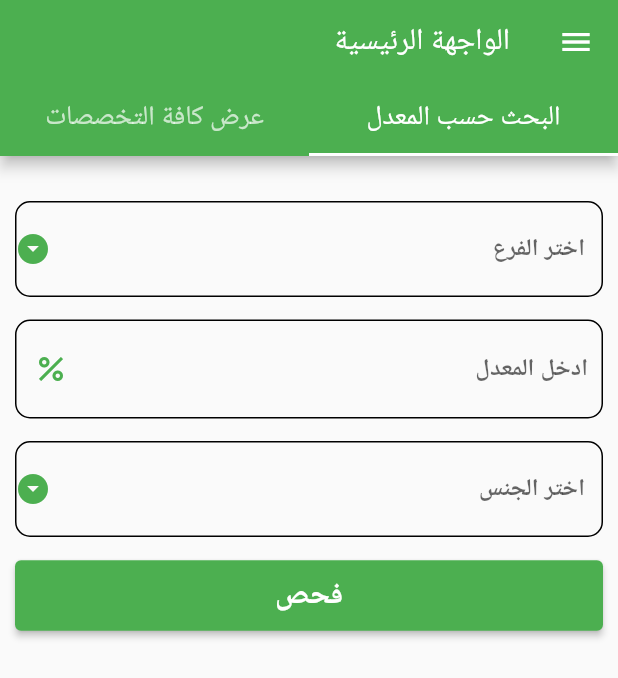
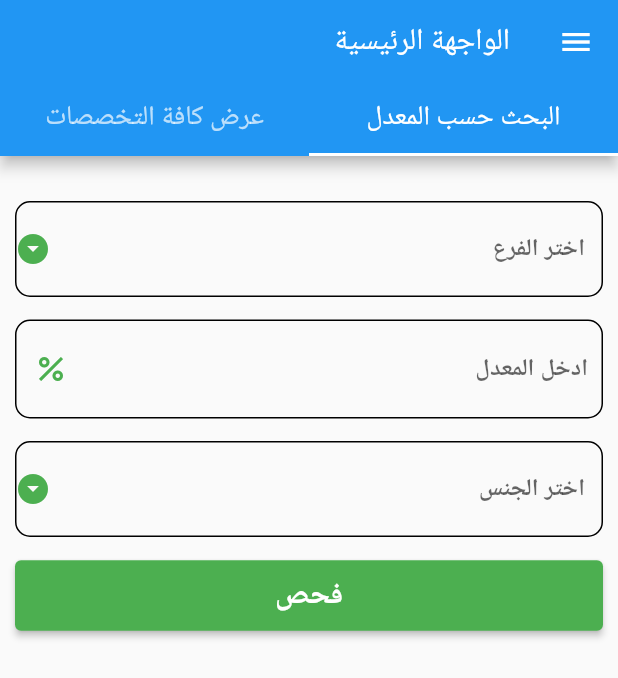
Before and after one commit to RamadanJawad/project_unv, a Flutter app: the screen it shows after launch, on a phone screen of 412 x 824 dp. Shown: the top 678 px of the screen. Run offline on Flutter 3.47's test engine with Material 2 defaults, Android fonts, the light colour scheme and no system bars; our stand-ins replace animated_splash_screen, google_fonts; Roboto replaces fonts that are missing (Almarai, Cairo, Tajawal).

Commit message:
First commit

```diff
--- a/lib/screens/diploma_screen.dart
+++ b/lib/screens/diploma_screen.dart
@@ -18,7 +18,7 @@ class DiplomaScreen extends StatelessWidget {
           ),
         ),
         body: ListView.builder(
-              itemCount:data.length,
+            itemCount: data.length,
             itemBuilder: (context, index) {
               return SizedBox(
                 height: 80,
--- a/lib/screens/home_screen.dart
+++ b/lib/screens/home_screen.dart
@@ -26,7 +26,7 @@ class _HomeScreenState extends State<HomeScreen>
       textDirection: TextDirection.rtl,
       child: Scaffold(
           appBar: AppBar(
-              backgroundColor: Colors.green,
+
               title: Text(
                 "الواجهة الرئيسية",
                 style: GoogleFonts.cairo(),
--- a/lib/screens/master_screen.dart
+++ b/lib/screens/master_screen.dart
@@ -20,7 +20,7 @@ class MasterScreen extends StatelessWidget {
           ),
         ),
         body: ListView.builder(
-              itemCount:data.length,
+            itemCount: data.length,
             itemBuilder: (context, index) {
               return SizedBox(
                 height: 80,
--- a/lib/screens/selected_specialties.dart
+++ b/lib/screens/selected_specialties.dart
@@ -22,7 +22,7 @@ class _SelectedSpecialtiesState extends State<SelectedSpecialties> {
       textDirection: TextDirection.rtl,
       child: Scaffold(
         appBar: AppBar(
-          backgroundColor: Colors.green,
+
           title: Text(
             "التخصصات المتاحة",
             style: GoogleFonts.cairo(),
```
Also changed, not shown: pubspec.lock. Lines whose indentation alone changed are shown as unchanged.
